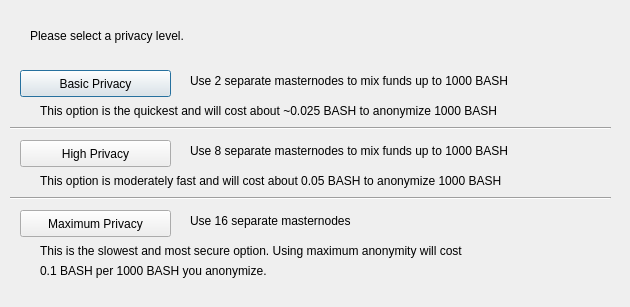
bashcoindev/bashcoin, file src/qt/forms/darksendconfig.ui: the form before one commit.
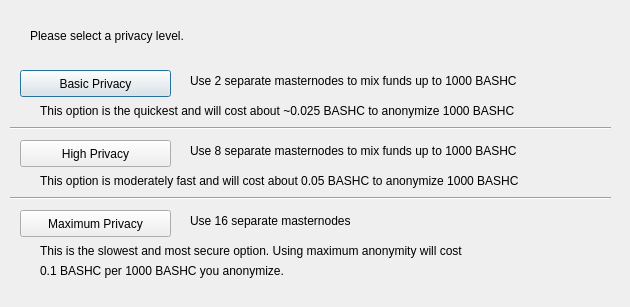
The form after the commit.

```diff
--- a/src/qt/forms/darksendconfig.ui
+++ b/src/qt/forms/darksendconfig.ui
@@ -75,7 +75,7 @@
     </rect>
    </property>
    <property name="text">
-    <string>Use 2 separate masternodes to mix funds up to 1000 BASH</string>
+    <string>Use 2 separate masternodes to mix funds up to 1000 BASHC</string>
    </property>
   </widget>
   <widget class="QLabel" name="label_3">
@@ -88,7 +88,7 @@
     </rect>
    </property>
    <property name="text">
-    <string>Use 8 separate masternodes to mix funds up to 1000 BASH</string>
+    <string>Use 8 separate masternodes to mix funds up to 1000 BASHC</string>
    </property>
   </widget>
   <widget class="QLabel" name="label_4">
@@ -114,7 +114,7 @@
     </rect>
    </property>
    <property name="text">
-    <string>This option is the quickest and will cost about ~0.025 BASH to anonymize 1000 BASH</string>
+    <string>This option is the quickest and will cost about ~0.025 BASHC to anonymize 1000 BASHC</string>
    </property>
   </widget>
   <widget class="QLabel" name="label_7">
@@ -127,7 +127,7 @@
     </rect>
    </property>
    <property name="text">
-    <string>This option is moderately fast and will cost about 0.05 BASH to anonymize 1000 BASH</string>
+    <string>This option is moderately fast and will cost about 0.05 BASHC to anonymize 1000 BASHC</string>
    </property>
   </widget>
   <widget class="QLabel" name="label_8">
@@ -153,7 +153,7 @@
     </rect>
    </property>
    <property name="text">
-    <string>0.1 BASH per 1000 BASH you anonymize.</string>
+    <string>0.1 BASHC per 1000 BASHC you anonymize.</string>
    </property>
   </widget>
   <widget class="Line" name="line">
```
